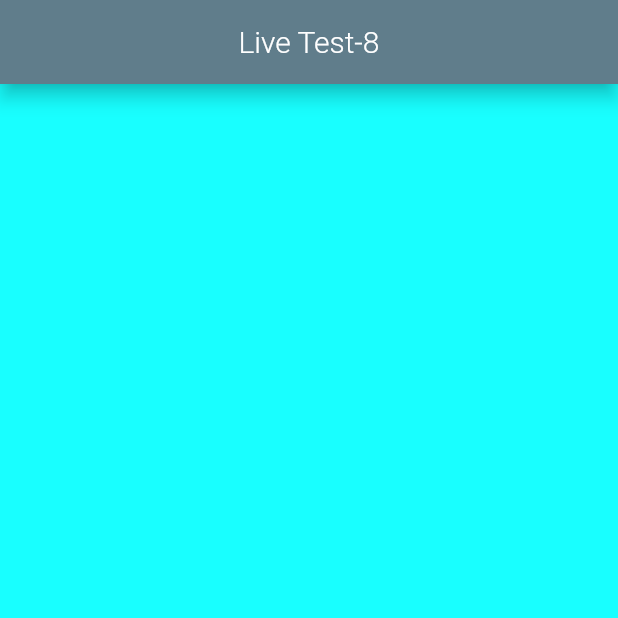
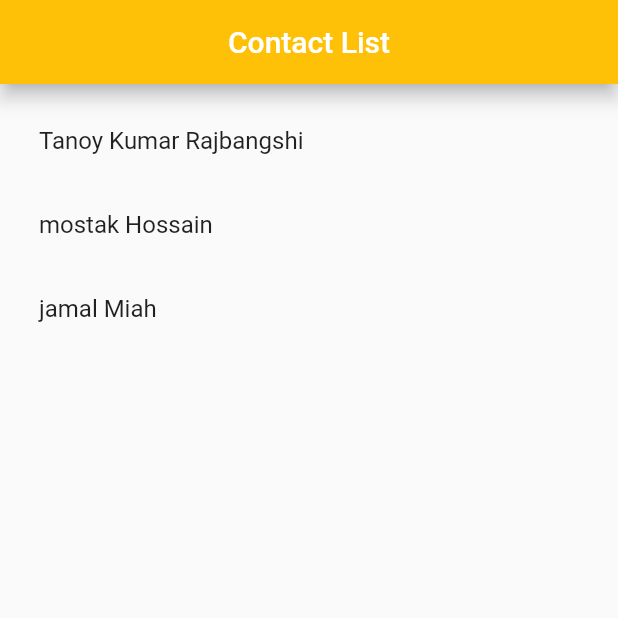
Before and after one commit to TanoyK/Live_Test_8, a Flutter app: the screen it shows after launch, on a phone screen of 412 x 824 dp, the top half of it. Run offline on Flutter 3.47's test engine with Material 2 defaults, Android fonts, the phone set to English and light mode, and no system bars.

Commit message:
Live Test Project

```diff
--- a/lib/main.dart
+++ b/lib/main.dart
@@ -1,59 +1,92 @@
+
 import 'package:flutter/material.dart';
 
+
 void main() {
-  runApp(MyApp());
+  runApp(const MyApp());
 }
 
-class MyApp extends StatefulWidget{
+class MyApp extends StatefulWidget {
+  const MyApp({super.key});
 
   @override
-  State<MyApp> createState() => AppState();
-
+  State<MyApp> createState() => _MyAppState();
 }
 
-class AppState extends State<MyApp>{
+class _MyAppState extends State<MyApp> {
   @override
   Widget build(BuildContext context) {
+    return const MaterialApp(
+      title: "Tanoy Kumar",
+      debugShowCheckedModeBanner: false,
+      home: HomePage(),
 
-    return MaterialApp(
-      debugShowCheckedModeBanner: false,
-      title: 'Live Test',
-      home: MyHomeScreen(),
     );
   }
 }
 
-class MyHomeScreen extends StatefulWidget {
-  const MyHomeScreen({Key? key}) : super(key: key);
+class HomePage extends StatefulWidget {
+  const HomePage({super.key});
 
   @override
-  State<MyHomeScreen> createState() => _MyHomeScreenState();
+  State<HomePage> createState() => _HomePage();
 }
 
+class _HomePage extends State<HomePage> {
 
-class _MyHomeScreenState extends State<MyHomeScreen> {
+  dynamic contactItems = [
+    {"Name":"Tanoy Kumar Rajbangshi","Email":"engtanoy@gmail.com","Phone Number":01914980970},
+    {"Name":"mostak Hossain","Email":"mostakossin@gmail.com","Phone Number":019370767667},
+    {"Name":"jamal Miah","Email":"tanoyk@gmail.com","Phone Number":0171467778879},
+  ];
 
 
   @override
   Widget build(BuildContext context) {
     return Scaffold(
-        backgroundColor: Colors.cyanAccent,
-        appBar: AppBar(
-          title: Text("Live Test-8"),
-          centerTitle: true,
-          titleTextStyle: TextStyle(
-              fontSize: 20,
-              fontWeight: FontWeight.w300,
-              color: Colors.white
-          ),
-          backgroundColor: Colors.blueGrey,
-          elevation: 5,
+      appBar: AppBar(title: const Text("Contact List"),
+        centerTitle: true,
+        backgroundColor: Colors.amber,
+        elevation: 5,
+      ),
+      body: ListView.builder(
+        scrollDirection: Axis.vertical,
+        padding: const EdgeInsets.all(10),
+        itemCount: contactItems.length,
+        itemBuilder: (context,index){
+          return ListTile(
+            onTap: (){
+              showTasksItemBottomSheet(index);
+            },
+            title: Text(contactItems[index]['Name']),
+          );
 
-        ),
-        body: Container(
-
-        )
+        },
+      ),
 
     );
   }
+  void showTasksItemBottomSheet(int index){
+    showModalBottomSheet(context: context, builder: (context){
+      return Padding(
+        padding: const EdgeInsets.all(8.0),
+        child: Column(
+          crossAxisAlignment: CrossAxisAlignment.start,
+          mainAxisSize: MainAxisSize.min,
+          children: [
+            const Padding(
+              padding: EdgeInsets.only(bottom: 8.0),
+              child:  Text("Contract Details",style: TextStyle(fontWeight: FontWeight.bold),),
+            ),
+            Text("Name:${contactItems[index]['Name']}"),
+            Text("Email:${contactItems[index]['Email']}"),
+            Text("Phone Number:${contactItems[index]['Phone Number']}"),
+
+
+          ],
+        ),
+      );
+    },);
+
+  }
 }
```
